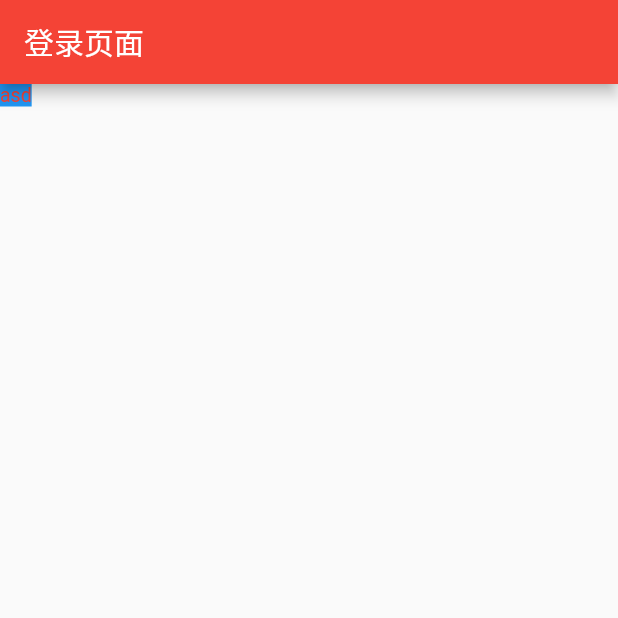
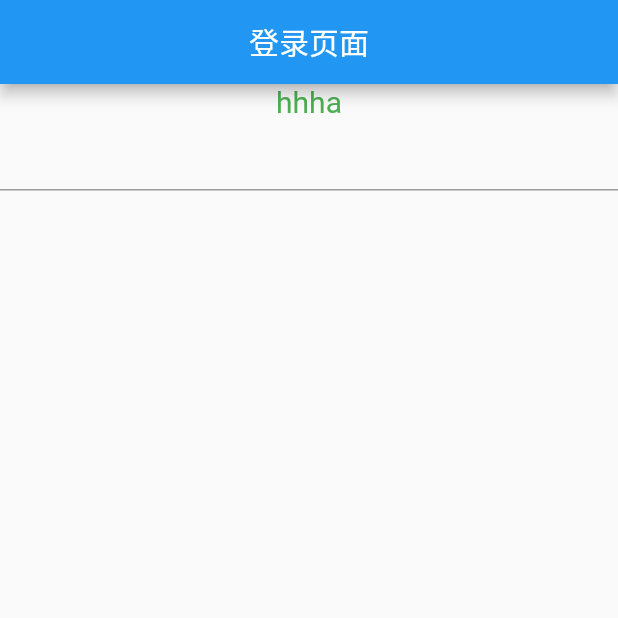
Before and after one commit to SmallwolfiOS/flutterapp, a Flutter app: the screen it shows after launch, on a phone screen of 412 x 824 dp, the top half of it. Run offline on Flutter 3.47's test engine with Material 2 defaults, Android fonts, the phone set to English and light mode, and no system bars.

Commit message:
code add

```diff
--- a/lib/loginPage.dart
+++ b/lib/loginPage.dart
@@ -16,15 +16,25 @@ class _loginPageState extends State<loginPage> {
   @override
   Widget build(BuildContext context) {
     return Scaffold(
-        appBar: AppBar(
-          title: Text(null != widget.title ? widget.title : '默认标题'),
-          backgroundColor: Colors.red,
+      appBar: AppBar(
+        centerTitle: true,
+        title: Text(null != widget.title ? widget.title : '默认标题',textAlign: TextAlign.right,),
+        backgroundColor: Colors.blue,
+      ),
+      body: Center(
+        child: new Column(
+          children: <Widget>[
+            new Container (
+                alignment: Alignment.center,
+                child: new Text(
+                  'hhha', style: new TextStyle(color: Colors.green,fontSize: 20),)
+            ),
+            new Container (
+                child: new TextField(),
+            )
+          ],
         ),
-        body: Center(
-          child: new Scaffold(
-            body: new Text('asd',style: new TextStyle(color: Colors.red,fontSize: 13 ,backgroundColor: Colors.blue ),),
-          ),
-        ) // This trailing comma makes auto-formatting nicer for build methods.
-        );
+      ),
+    ); // This trailing comma makes auto-formatting nicer for build methods.
   }
 }
```
